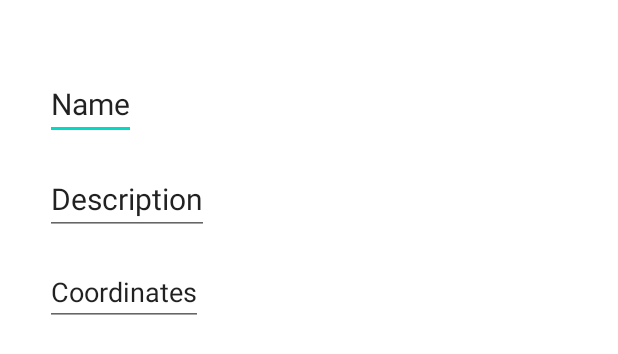
After one commit to TimurAbyzbaev/Maps, an Android app: the layout fragment_details_marker.xml on its own in the app's theme, with its tools: preview values and no code run, on a phone screen of 412 x 824 dp. The commit adds this screen. Shown: the top 354 px of the screen. Run offline under Robolectric (Android 15) with nearby library versions, the phone set to English and light mode, and no system bars.

Commit message:
Добавил экран details для созданной точки. В нем можно увидеть название, описание и саму точку. А также изменить название и описание

```diff
--- a/app/src/main/java/ru/abyzbaev/maps/MapViewModel.kt
+++ b/app/src/main/java/ru/abyzbaev/maps/MapViewModel.kt
@@ -33,7 +33,10 @@ class MapViewModel : ViewModel() {
     }
 
     fun editMarker(marker: Marker) {
-
+        (markers.find { it.point == marker.point }?.apply {
+            this.name = marker.name
+            this.description = marker.description
+        })
     }
     fun getSize() = markers.size
 }
--- /dev/null
+++ b/app/src/main/res/layout/fragment_details_marker.xml
@@ -0,0 +1,34 @@
+<?xml version="1.0" encoding="utf-8"?>
+<LinearLayout xmlns:android="http://schemas.android.com/apk/res/android"
+    xmlns:tools="http://schemas.android.com/tools"
+    android:layout_width="match_parent"
+    android:layout_height="wrap_content"
+    tools:context=".markerDetails.DetailsMarkerFragment"
+    android:layout_margin="30dp"
+    android:orientation="vertical">
+
+    <EditText
+        android:id="@+id/marker_name"
+        android:layout_width="wrap_content"
+        android:layout_height="wrap_content"
+        android:textSize="20sp"
+        android:layout_marginTop="15dp"
+        android:text="Name"/>
+
+    <EditText
+        android:id="@+id/marker_description"
+        android:layout_width="wrap_content"
+        android:layout_height="wrap_content"
+        android:textSize="20sp"
+        android:layout_marginTop="15dp"
+        android:text="Description" />
+
+    <EditText
+        android:id="@+id/marker_point"
+        android:layout_width="wrap_content"
+        android:layout_height="wrap_content"
+        android:layout_marginTop="15dp"
+        android:text="Coordinates" />
+
+
+</LinearLayout>
```
Also changed, not shown: app/src/main/java/ru/abyzbaev/maps/markerDetails/DetailsMarkerFragment.kt (added, +69 -0 lines), app/src/main/java/ru/abyzbaev/maps/markerDetails/DetailsMarkerViewModel.kt (added, +7 -0 lines), app/src/main/java/ru/abyzbaev/maps/markerslistfragment/MarkersListAdapter.kt (+9 -3 lines), app/src/main/java/ru/abyzbaev/maps/markerslistfragment/MarkersListFragment.kt (+18 -1 lines).
